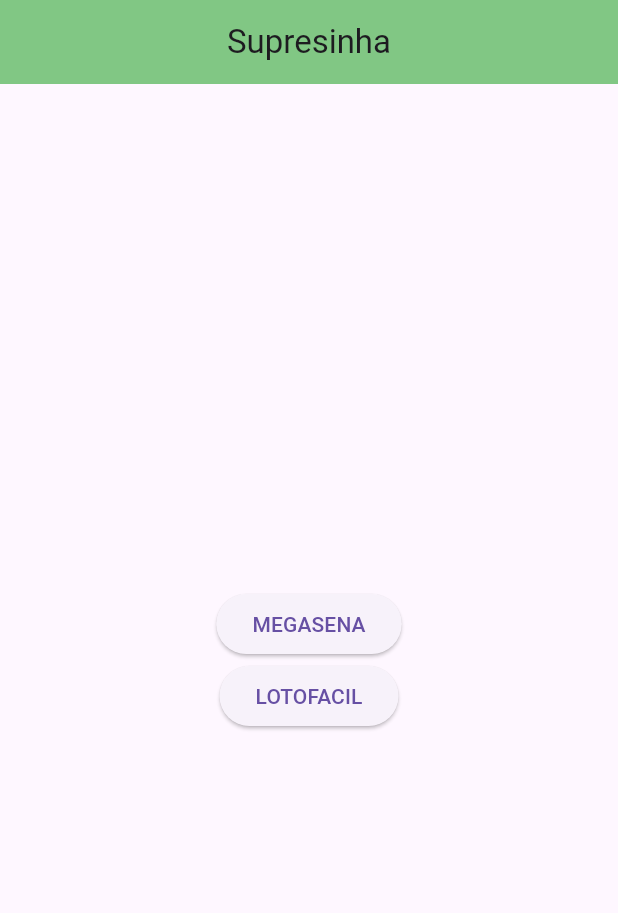
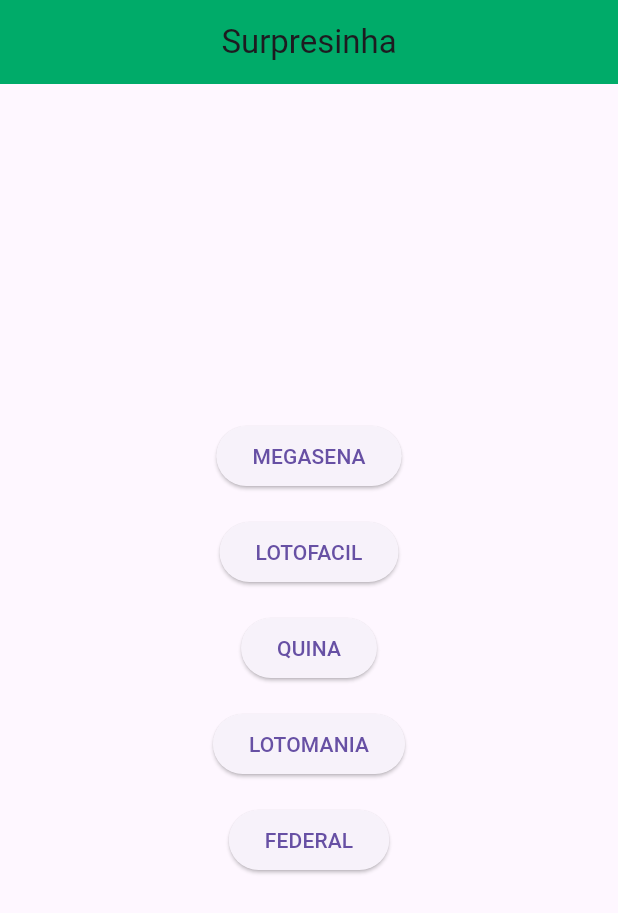
Before and after one commit to aguiarHugo/surpresinha, a Flutter app: the screen it shows after launch, on a phone screen of 412 x 824 dp. Shown: the top 913 px of the screen. Run offline on Flutter 3.47's test engine with Material 3 defaults, Android fonts, the phone set to English and light mode, and no system bars.

Commit message:
Título corrigido

```diff
--- a/lib/main.dart
+++ b/lib/main.dart
@@ -11,7 +11,7 @@ class MyApp extends StatelessWidget {
   @override
   Widget build(BuildContext context) {
     return const MaterialApp(
-      home: MyHomePage(title: 'Supresinha'),
+      home: MyHomePage(title: 'Surpresinha'),
     );
   }
 }
@@ -25,13 +25,31 @@ class MyHomePage extends StatelessWidget {
   Widget build(BuildContext context) {
     return Scaffold(
       appBar: AppBar(title: Text(title), centerTitle: true,
-      backgroundColor: Colors.green[300],),
+      backgroundColor: const Color(0xFF00ab69),),
       body: const Center(
         child: Column(
           mainAxisAlignment: MainAxisAlignment.center,
           children: <Widget>[
-            LotteryButton(lotteryName: 'megasena'),
-            LotteryButton(lotteryName: 'lotofacil'),
+            Padding(
+              padding: EdgeInsets.only(bottom: 16.0),
+              child: LotteryButton(lotteryName: 'megasena'),
+            ),
+            Padding(
+              padding: EdgeInsets.only(bottom: 16.0),
+              child: LotteryButton(lotteryName: 'lotofacil'),
+            ),
+            Padding(
+              padding: EdgeInsets.only(bottom: 16.0),
+              child: LotteryButton(lotteryName: 'quina'),
+            ),
+            Padding(
+              padding: EdgeInsets.only(bottom: 16.0),
+              child: LotteryButton(lotteryName: 'lotomania'),
+            ),
+            Padding(
+              padding: EdgeInsets.only(bottom: 16.0),
+              child: LotteryButton(lotteryName: 'federal'),
+            ),
           ],
         ),
       ),
```
